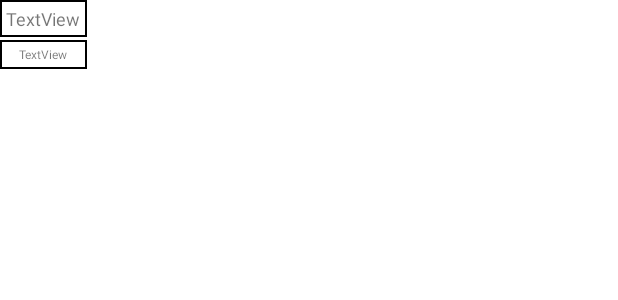
After one commit to QBLong/Location-based-service, an Android app: the layout infowindowlayout.xml on its own in the app's theme, with its tools: preview values and no code run, on a phone screen of 412 x 824 dp. The commit adds this screen. Shown: the top 300 px of the screen. Run offline under Robolectric (Android 15) with nearby library versions, the light colour scheme and no system bars.

```diff
--- /dev/null
+++ b/app/src/main/res/drawable/my_border.xml
@@ -0,0 +1,13 @@
+<?xml version="1.0" encoding="utf-8"?>
+<shape xmlns:android="http://schemas.android.com/apk/res/android"
+    android:shape="rectangle">
+
+    <solid
+        android:color="@color/cardview_light_background"
+        />
+
+    <stroke
+        android:width="1dp"
+        android:color="@color/black"
+        />
+</shape>
--- /dev/null
+++ b/app/src/main/res/layout/infowindowlayout.xml
@@ -0,0 +1,44 @@
+<?xml version="1.0" encoding="utf-8"?>
+<LinearLayout xmlns:android="http://schemas.android.com/apk/res/android"
+    android:layout_width="wrap_content"
+    android:layout_height="wrap_content"
+    android:orientation="horizontal"
+    android:background="#FFFFFF" >
+
+    <ImageView
+        android:id="@+id/imageView1"
+        android:layout_width="wrap_content"
+        android:layout_height="wrap_content"
+        android:background="@drawable/my_border"/>
+
+    <LinearLayout
+        android:layout_width="match_parent"
+        android:layout_height="wrap_content"
+        android:orientation="vertical">
+
+    <TextView
+        android:id="@+id/textView1"
+        android:layout_width="match_parent"
+        android:layout_height="wrap_content"
+        android:layout_marginBottom="@dimen/cardview_default_radius"
+        android:background="@drawable/my_border"
+        android:padding="4dp"
+        android:textAlignment="center"
+        android:textSize="12dp"
+        android:text="TextView" />
+
+    <TextView
+        android:id="@+id/textView2"
+        android:layout_width="match_parent"
+        android:layout_height="wrap_content"
+        android:layout_marginBottom="@dimen/cardview_default_radius"
+        android:background="@drawable/my_border"
+        android:padding="4dp"
+        android:textAlignment="center"
+        android:textSize="8dp"
+        android:text="TextView" />
+
+    </LinearLayout>
+
+
+</LinearLayout>
```
Also changed, not shown: app/src/main/java/com/example/location_based_service/MapsActivity.java (+67 -2 lines).
